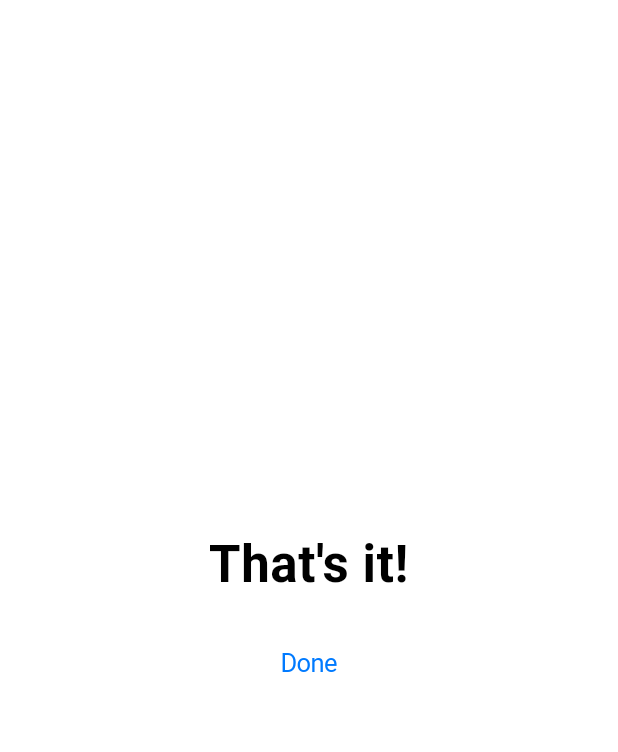
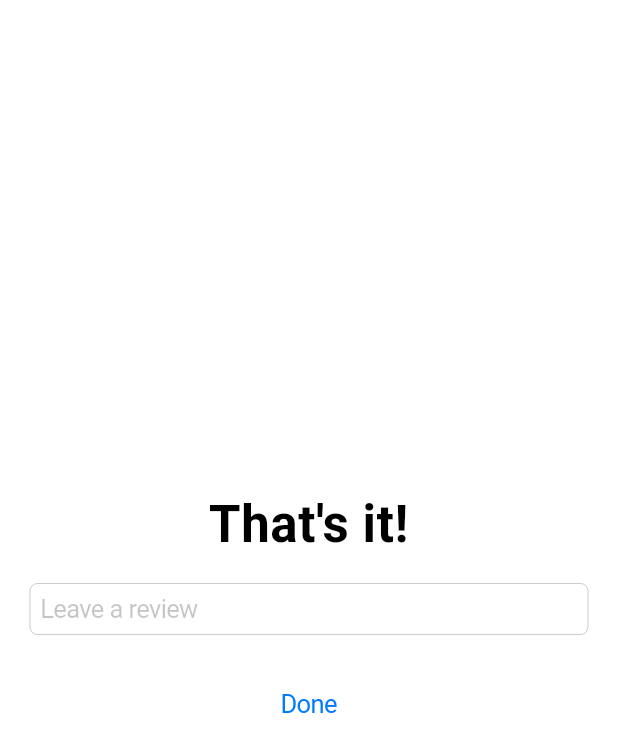
Before and after one commit to breitburg/glimpse, a Flutter app: the AllDoneDummy screen opened directly, on a phone screen of 412 x 824 dp. Shown: the top 752 px of the screen. Run offline on Flutter 3.47's test engine with Material 3 defaults, Android fonts, the phone set to English and light mode, and no system bars; our stand-ins replace smooth_corner; missing offline and left inert: screen_corners.

```diff
--- a/example/lib/main.dart
+++ b/example/lib/main.dart
@@ -1,4 +1,5 @@
 import 'package:flutter/cupertino.dart';
+import 'package:flutter/material.dart';
 import 'package:glimpse/glimpse.dart';
 
 void main() {
@@ -90,14 +91,21 @@ class AllDoneDummy extends StatelessWidget {
   @override
   Widget build(BuildContext context) {
     return CupertinoPageScaffold(
+      child: Padding(
+        padding: const EdgeInsets.all(20),
         child: Column(
           mainAxisAlignment: MainAxisAlignment.center,
           crossAxisAlignment: CrossAxisAlignment.stretch,
           children: [
             Text(
-            'That\'s it!',
-            style: CupertinoTheme.of(context).textTheme.navLargeTitleTextStyle,
+              "That's it!",
+              style:
+                  CupertinoTheme.of(context).textTheme.navLargeTitleTextStyle,
               textAlign: TextAlign.center,
+            ),
+            const SizedBox(height: 20),
+            const CupertinoTextField(
+              placeholder: 'Leave a review',
             ),
             const SizedBox(height: 20),
             CupertinoButton(
@@ -106,6 +114,7 @@ class AllDoneDummy extends StatelessWidget {
             ),
           ],
         ),
+      ),
     );
   }
 }
--- a/pubspec.yaml
+++ b/pubspec.yaml
@@ -1,6 +1,6 @@
 name: glimpse
 description: A general-purpose modal sheet inspired by AirPods.
-version: 0.0.6
+version: 0.0.7
 repository: https://github.com/breitburg/glimpse
 
 environment:
```
Also changed, not shown: lib/src/glimpse.dart (+15 -9 lines). Lines whose indentation alone changed are shown as unchanged.
